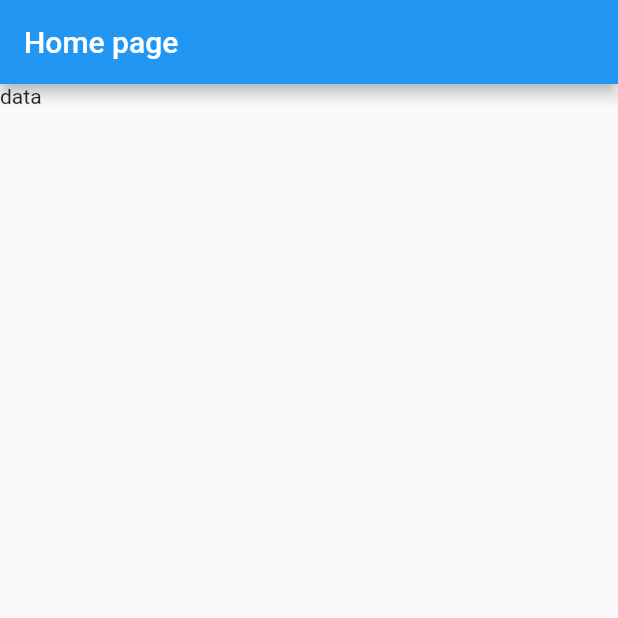
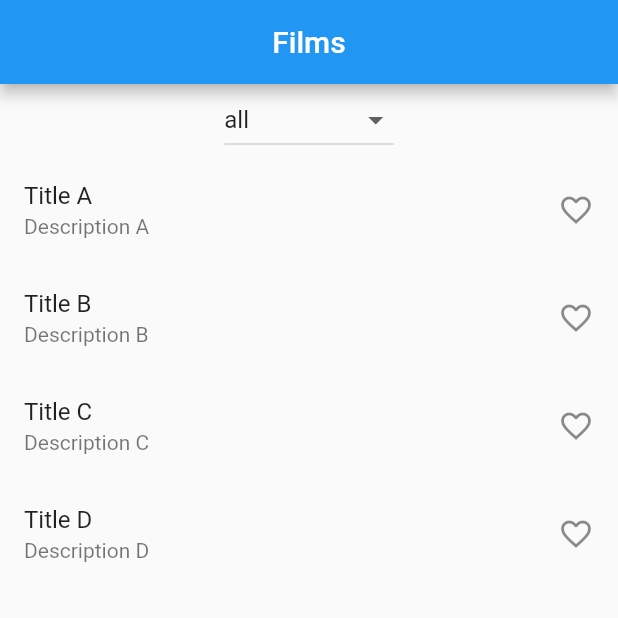
Before and after one commit to santosh565/testingriverpod, a Flutter app: the screen it shows after launch, on a phone screen of 412 x 824 dp, the top half of it. Run offline on Flutter 3.47's test engine with Material 2 defaults, Android fonts, the phone set to English and light mode, and no system bars; our stand-ins replace equatable, hooks_riverpod.

Commit message:
favourite movie done

```diff
--- a/lib/main.dart
+++ b/lib/main.dart
@@ -26,9 +26,179 @@ class MyHomePage extends ConsumerWidget {
 
   @override
   Widget build(BuildContext context, WidgetRef ref) {
+    debugPrint('build');
     return Scaffold(
-      appBar: AppBar(title: const Text('Home page')),
-      body: const Text('data'),
+      appBar: AppBar(
+        title: const Text('Films'),
+        centerTitle: true,
+      ),
+      body: Column(
+        crossAxisAlignment: CrossAxisAlignment.center,
+        children: [
+          const FilterWidget(),
+          Consumer(
+            builder: (context, ref, child) {
+              debugPrint('build films widget');
+              final filter = ref.watch(favouriteStatusProvider);
+              switch (filter) {
+                case FavouriteStatus.all:
+                  return FilmsWidget(allfilmsProvider);
+                case FavouriteStatus.favorite:
+                  return FilmsWidget(favouriteFilmsProvider);
+                case FavouriteStatus.notFavourite:
+                  return FilmsWidget(notfavouriteFilmsProvider);
+              }
+            },
+          )
+        ],
+      ),
     );
   }
 }
+
+class FilterWidget extends StatelessWidget {
+  const FilterWidget({super.key});
+
+  @override
+  Widget build(BuildContext context) {
+    return Consumer(
+      builder: (context, ref, child) {
+        return DropdownButton<FavouriteStatus?>(
+          value: ref.watch(favouriteStatusProvider),
+          items: FavouriteStatus.values
+              .map(
+                (e) => DropdownMenuItem<FavouriteStatus?>(
+                  value: e,
+                  child: Text(e.name),
+                ),
+              )
+              .toList(),
+          onChanged: (FavouriteStatus? selectedStatus) {
+            ref.read(favouriteStatusProvider.notifier).state = selectedStatus!;
+          },
+        );
+      },
+    );
+  }
+}
+
+class FilmsWidget extends ConsumerWidget {
+  final AlwaysAliveProviderBase<Iterable<Film>> provider;
+  const FilmsWidget(this.provider, {super.key});
+
+  @override
+  Widget build(BuildContext context, WidgetRef ref) {
+    final films = ref.watch(provider);
+    return Expanded(
+      child: ListView.builder(
+        itemCount: films.length,
+        itemBuilder: (context, index) {
+          final film = films.elementAt(index);
+          final favouriteIcon = film.isFavourite
+              ? const Icon(Icons.favorite)
+              : const Icon(Icons.favorite_border);
+          return ListTile(
+            title: Text(film.title),
+            subtitle: Text(film.description),
+            trailing: favouriteIcon,
+            onTap: () {
+              final isFavourite = !film.isFavourite;
+              ref.read(allfilmsProvider.notifier).update(film, isFavourite);
+            },
+          );
+        },
+      ),
+    );
+  }
+}
+
+@immutable
+class Film extends Equatable {
+  final String id, title, description;
+  final bool isFavourite;
+
+  const Film({
+    required this.id,
+    required this.title,
+    required this.description,
+    required this.isFavourite,
+  });
+
+  Film copyWith({required bool isFavourite}) => Film(
+        id: id,
+        title: title,
+        description: description,
+        isFavourite: isFavourite,
+      );
+
+  @override
+  List<Object?> get props => [
+        id,
+        title,
+        description,
+        isFavourite,
+      ];
+}
+
+const allFilms = [
+  Film(
+    id: '1',
+    title: 'Title A',
+    description: 'Description A',
+    isFavourite: false,
+  ),
+  Film(
+    id: '2',
+    title: 'Title B',
+    description: 'Description B',
+    isFavourite: false,
+  ),
+  Film(
+    id: '3',
+    title: 'Title C',
+    description: 'Description C',
+    isFavourite: false,
+  ),
+  Film(
+    id: '4',
+    title: 'Title D',
+    description: 'Description D',
+    isFavourite: false,
+  )
+];
+
+typedef Films = List<Film>;
+
+class FilmsNotifier extends StateNotifier<Films> {
+  FilmsNotifier() : super(allFilms);
+
+  void update(Film film, bool isFavourite) {
+    state = state
+        .map((thisFilm) => thisFilm.id == film.id
+            ? thisFilm.copyWith(isFavourite: isFavourite)
+            : thisFilm)
+        .toList();
+  }
+}
+
+enum FavouriteStatus {
+  all,
+  favorite,
+  notFavourite,
+}
+
+final favouriteStatusProvider = StateProvider<FavouriteStatus>(
+  (_) => FavouriteStatus.all,
+);
+
+final allfilmsProvider = StateNotifierProvider<FilmsNotifier, Films>(
+  (_) => FilmsNotifier(),
+);
+
+final favouriteFilmsProvider = Provider<Iterable<Film>>(
+  (ref) => ref.watch(allfilmsProvider).where((film) => film.isFavourite),
+);
+
+final notfavouriteFilmsProvider = Provider<Iterable<Film>>(
+  (ref) => ref.watch(allfilmsProvider).where((film) => !film.isFavourite),
+);
```
